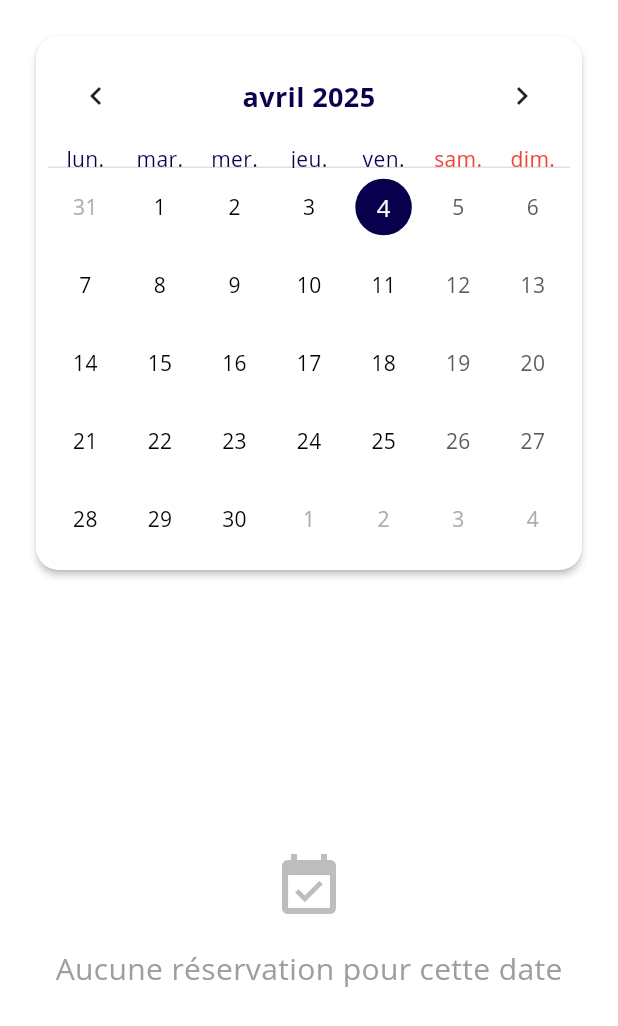
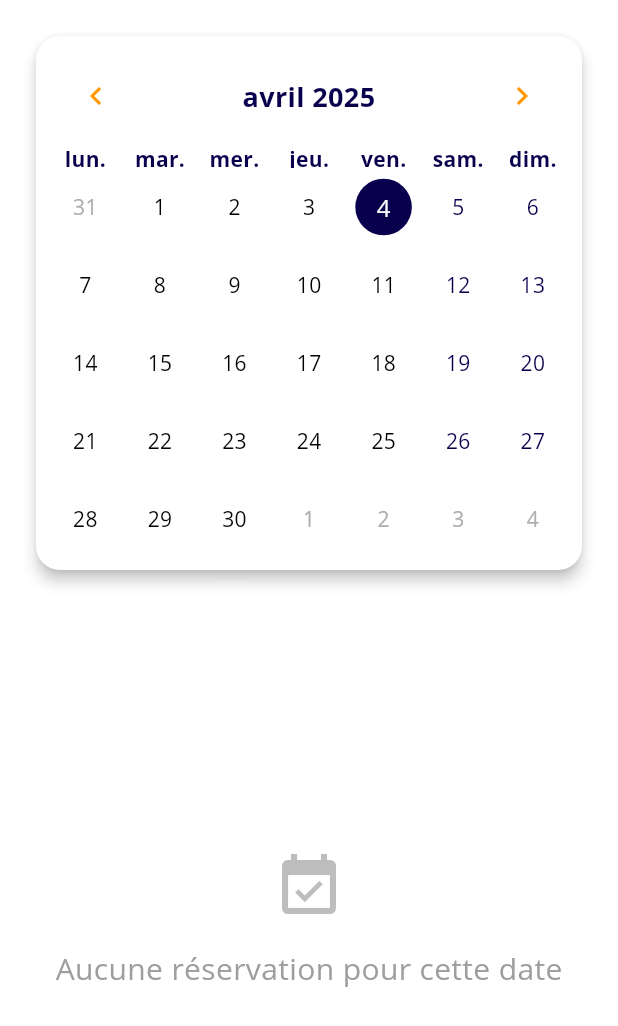
Before and after one commit to Hectotor/contraloc2, a Flutter app: the CalendarScreen screen opened directly, on a phone screen of 412 x 824 dp. Shown: the top 1026 px of the screen. Run offline on Flutter 3.47's test engine with Material 3 defaults, Android fonts, the light colour scheme and no system bars; drawn by our look-alikes of table_calendar; our stand-ins replace animated_text_kit, carousel_slider, cloud_firestore, firebase_auth, firebase_core, firebase_storage and 9 more; missing offline and left inert: mailer, purchases_flutter; accounts and stored records are empty.

Commit message:
calendar

```diff
--- a/lib/widget/MES CONTRATS/calendar.dart
+++ b/lib/widget/MES CONTRATS/calendar.dart
@@ -15,6 +15,7 @@ class CalendarScreen extends StatefulWidget {
 }
 
 class _CalendarScreenState extends State<CalendarScreen> {
+  // Initialisation avec la date et l'heure françaises
   DateTime _selectedDay = DateTime.now();
   DateTime _focusedDay = DateTime.now();
   Map<DateTime, List<Map<String, dynamic>>> _reservedContracts = {};
@@ -184,24 +185,23 @@ class _CalendarScreenState extends State<CalendarScreen> {
 
   Widget _buildCalendar() {
     return Card(
-      margin: const EdgeInsets.all(8.0),
-      elevation: 2,
-      shape: RoundedRectangleBorder(
-        borderRadius: BorderRadius.circular(15),
-      ),
+      margin: EdgeInsets.all(8.0),
+      elevation: 4.0,
+      shape: RoundedRectangleBorder(borderRadius: BorderRadius.circular(16)),
       child: Padding(
         padding: const EdgeInsets.all(8.0),
         child: TableCalendar(
+          locale: 'fr_FR',  // Utilisation de la locale française
           firstDay: DateTime.utc(2020, 1, 1),
           lastDay: DateTime.utc(2030, 12, 31),
           focusedDay: _focusedDay,
           calendarFormat: _calendarFormat,
-          selectedDayPredicate: (day) {
-            return isSameDay(_selectedDay, day);
-          },
           eventLoader: (day) {
             final dateKey = DateTime(day.year, day.month, day.day);
             return _reservedContracts[dateKey] ?? [];
+          },
+          selectedDayPredicate: (day) {
+            return isSameDay(_selectedDay, day);
           },
           onDaySelected: (selectedDay, focusedDay) {
             setState(() {
@@ -232,60 +232,42 @@ class _CalendarScreenState extends State<CalendarScreen> {
               color: primaryColor.withOpacity(0.5),
               shape: BoxShape.circle,
             ),
+            weekendTextStyle: TextStyle(color: primaryColor),
           ),
           headerStyle: HeaderStyle(
+            formatButtonVisible: true,
+            formatButtonDecoration: BoxDecoration(
+              color: Colors.orange,
+              borderRadius: BorderRadius.circular(16),
+            ),
             formatButtonTextStyle: TextStyle(color: Colors.white),
-            formatButtonDecoration: BoxDecoration(
-              color: primaryColor,
-              borderRadius: BorderRadius.circular(20.0),
-            ),
             titleCentered: true,
             titleTextStyle: TextStyle(
+              color: primaryColor,
               fontSize: 18,
               fontWeight: FontWeight.bold,
-              color: primaryColor,
             ),
-            formatButtonVisible: true,
-            formatButtonShowsNext: true,
-            titleTextFormatter: (date, format) => DateFormat.yMMMM('fr_FR').format(date),
+            leftChevronIcon: Icon(Icons.chevron_left, color: Colors.orange),
+            rightChevronIcon: Icon(Icons.chevron_right, color: Colors.orange),
+            titleTextFormatter: (date, locale) => DateFormat.yMMMM(locale).format(date),
           ),
           daysOfWeekStyle: DaysOfWeekStyle(
-            weekdayStyle: TextStyle(color: primaryColor),
-            weekendStyle: TextStyle(color: primaryColor),
-            decoration: BoxDecoration(
-              border: Border(
-                bottom: BorderSide(color: Colors.grey[300]!),
-              ),
-            ),
+            weekdayStyle: TextStyle(color: primaryColor, fontWeight: FontWeight.bold),
+            weekendStyle: TextStyle(color: primaryColor, fontWeight: FontWeight.bold),
           ),
           calendarBuilders: CalendarBuilders(
-            dowBuilder: (context, day) {
-              final weekday = day.weekday;
-              final dayText = DateFormat.E('fr_FR').format(day);
-              return Center(
-                child: Text(
-                  dayText,
-                  style: TextStyle(
-                    color: weekday == 6 || weekday == 7
-                        ? Colors.red
-                        : primaryColor,
-                  ),
-                ),
-              );
-            },
             markerBuilder: (context, date, events) {
-              if (events.isEmpty) {
-                return null; // Ne rien afficher s'il n'y a pas d'événements
-              }
-
+              if (events.isEmpty) return null;
               return Positioned(
                 right: 1,
                 bottom: 1,
                 child: Container(
-                  padding: EdgeInsets.all(2),
+                  padding: EdgeInsets.all(4.0),
                   decoration: BoxDecoration(
-                    color: primaryColor,
-                    borderRadius: BorderRadius.circular(10),
+                    shape: BoxShape.rectangle,
+
+                    color: Colors.orange,
+
                   ),
                   child: Text(
                     '${events.length}',
@@ -295,9 +277,9 @@ class _CalendarScreenState extends State<CalendarScreen> {
               );
             },
           ),
-          startingDayOfWeek: StartingDayOfWeek.monday,
+          startingDayOfWeek: StartingDayOfWeek.monday,  // Semaine commençant le lundi (format français)
           availableCalendarFormats: const {
-            CalendarFormat.month: 'Mois',
+            CalendarFormat.month: 'Mois',  // Traduction en français
           },
         ),
       ),
@@ -324,7 +306,7 @@ class _CalendarScreenState extends State<CalendarScreen> {
           Container(
             padding: const EdgeInsets.all(16),
             decoration: BoxDecoration(
-              color: primaryColor.withOpacity(0.1),
+              color: Colors.orange.withOpacity(0.1),
               borderRadius: const BorderRadius.only(
                 topLeft: Radius.circular(16),
                 topRight: Radius.circular(16),
@@ -332,7 +314,7 @@ class _CalendarScreenState extends State<CalendarScreen> {
             ),
             child: Row(
               children: [
-                Icon(Icons.calendar_today, color: primaryColor, size: 24),
+                Icon(Icons.calendar_today, color: Colors.orange, size: 24),
                 const SizedBox(width: 12),
                 Expanded(
                   child: Text(
@@ -340,7 +322,7 @@ class _CalendarScreenState extends State<CalendarScreen> {
                     style: TextStyle(
                       fontSize: 18,
                       fontWeight: FontWeight.bold,
-                      color: primaryColor,
+                      color: Colors.orange,
                     ),
                     overflow: TextOverflow.ellipsis,
                   ),
@@ -380,7 +362,7 @@ class _CalendarScreenState extends State<CalendarScreen> {
                             child: Icon(
                               Icons.directions_car,
                               size: 40,
-                              color: primaryColor,
+                              color: Colors.orange,
                             ),
                           ),
                           loadingBuilder: (context, child, loadingProgress) {
@@ -400,7 +382,7 @@ class _CalendarScreenState extends State<CalendarScreen> {
                           child: Icon(
                             Icons.directions_car,
                             size: 40,
-                            color: primaryColor,
+                            color: Colors.orange,
                           ),
                         ),
                   ),
@@ -440,7 +422,7 @@ class _CalendarScreenState extends State<CalendarScreen> {
             style: TextStyle(
               fontWeight: FontWeight.bold,
               fontSize: 14,
-              color: primaryColor,
+              color: Colors.orange,
             ),
           ),
         ),
```
